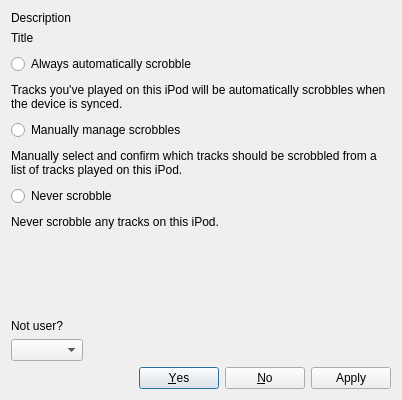
Above: app/client/Dialogs/ScrobbleSetupDialog.ui from mutecypher/lastfm-desktop before the change. Below: the same form after it.
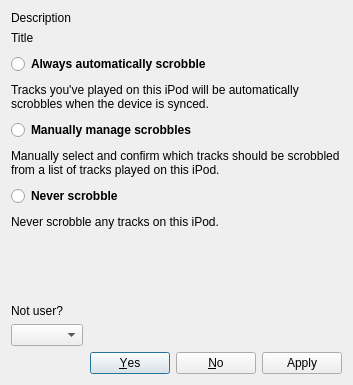
That is the form after the change.

Commit message:
Fix device scrobbling dialog
- Changed text to bold for the radio buttons
- Made the initial description bold
- Removed the maximize button
- Added a window title because an icon looked bad next to the radio
buttons, too much negative space. It didn't look good above it either.

Diff of the .ui file:
```diff
--- a/app/client/Dialogs/ScrobbleSetupDialog.ui
+++ b/app/client/Dialogs/ScrobbleSetupDialog.ui
@@ -6,8 +6,8 @@
    <rect>
     <x>0</x>
     <y>0</y>
-    <width>402</width>
-    <height>400</height>
+    <width>353</width>
+    <height>385</height>
    </rect>
   </property>
   <property name="windowTitle">
@@ -66,6 +66,12 @@
       </item>
       <item>
        <widget class="QRadioButton" name="always">
+        <property name="font">
+         <font>
+          <weight>75</weight>
+          <bold>true</bold>
+         </font>
+        </property>
         <property name="text">
          <string>Always automatically scrobble</string>
         </property>
@@ -83,6 +89,12 @@
       </item>
       <item>
        <widget class="QRadioButton" name="manual">
+        <property name="font">
+         <font>
+          <weight>75</weight>
+          <bold>true</bold>
+         </font>
+        </property>
         <property name="text">
          <string>Manually manage scrobbles</string>
         </property>
@@ -100,6 +112,12 @@
       </item>
       <item>
        <widget class="QRadioButton" name="never">
+        <property name="font">
+         <font>
+          <weight>75</weight>
+          <bold>true</bold>
+         </font>
+        </property>
         <property name="text">
          <string>Never scrobble</string>
         </property>
```
The commit also changes 1 other file.
